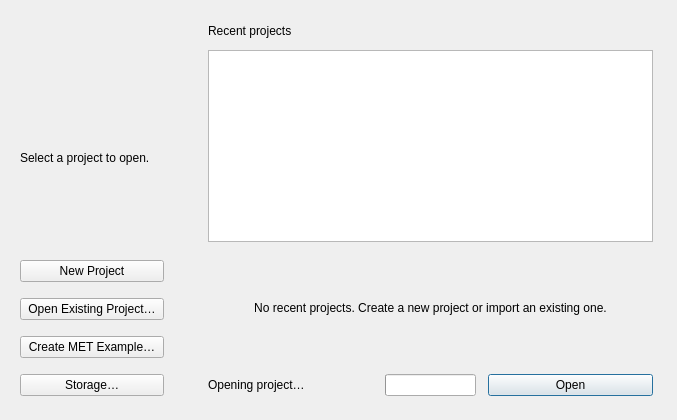
First picture: the form in src/MainWindow/ui/project_chooser.ui, repository eidora-desktop/EIDORA, before the edit.
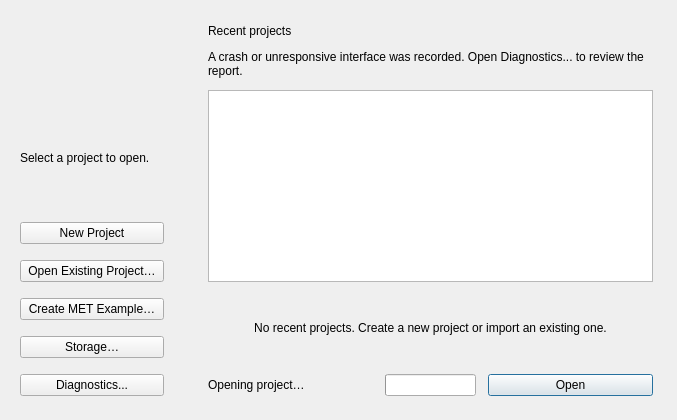
Second picture: the form after the edit.

Commit message: Add bounded local diagnostics and simplify Help actions

```diff
--- a/src/MainWindow/ui/project_chooser.ui
+++ b/src/MainWindow/ui/project_chooser.ui
@@ -160,6 +160,7 @@
       </item>
       <item><widget class="QPushButton" name="button_starter"><property name="text"><string>Create MET Example…</string></property></widget></item>
       <item><widget class="QPushButton" name="button_storage"><property name="toolTip"><string>Manage storage and cached resources</string></property><property name="text"><string>Storage…</string></property></widget></item>
+      <item><widget class="QPushButton" name="button_report"><property name="text"><string>Diagnostics...</string></property></widget></item>
      </layout>
     </widget>
    </item>
@@ -197,6 +198,12 @@
         </property>
        </widget>
       </item>
+      <item>
+       <widget class="QLabel" name="label_diagnostics_notice">
+        <property name="text"><string>A crash or unresponsive interface was recorded. Open Diagnostics... to review the report.</string></property>
+        <property name="wordWrap"><bool>true</bool></property>
+       </widget>
+      </item>
       <item>
        <widget class="QListWidget" name="list_projects">
         <property name="textRole" stdset="0">
```
The commit also changes 20 other files.
